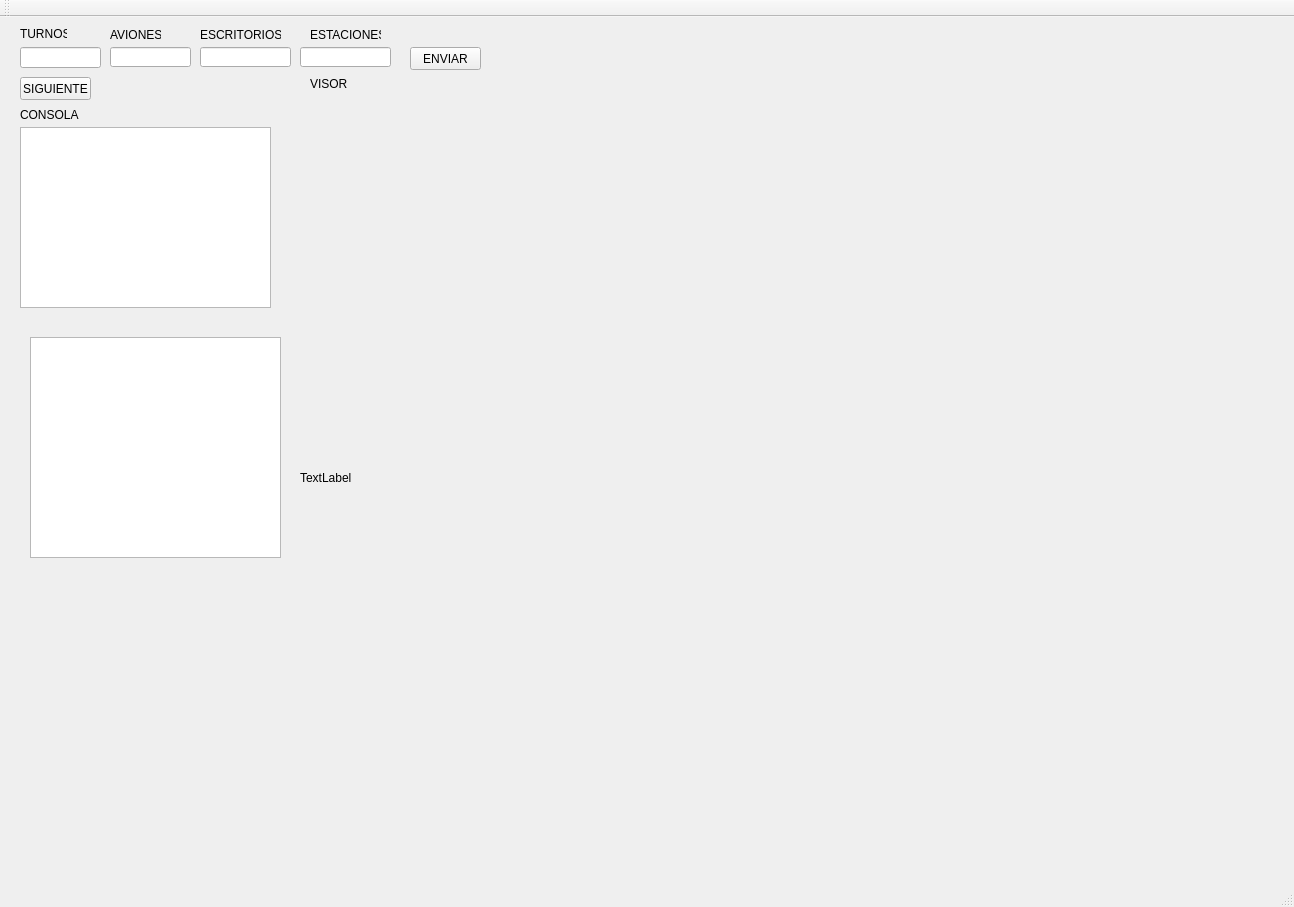
The window that practica/inicio/mainwindow.ui (jmateo95/EDD_201313852) describes before a commit, drawn with Qt 5.
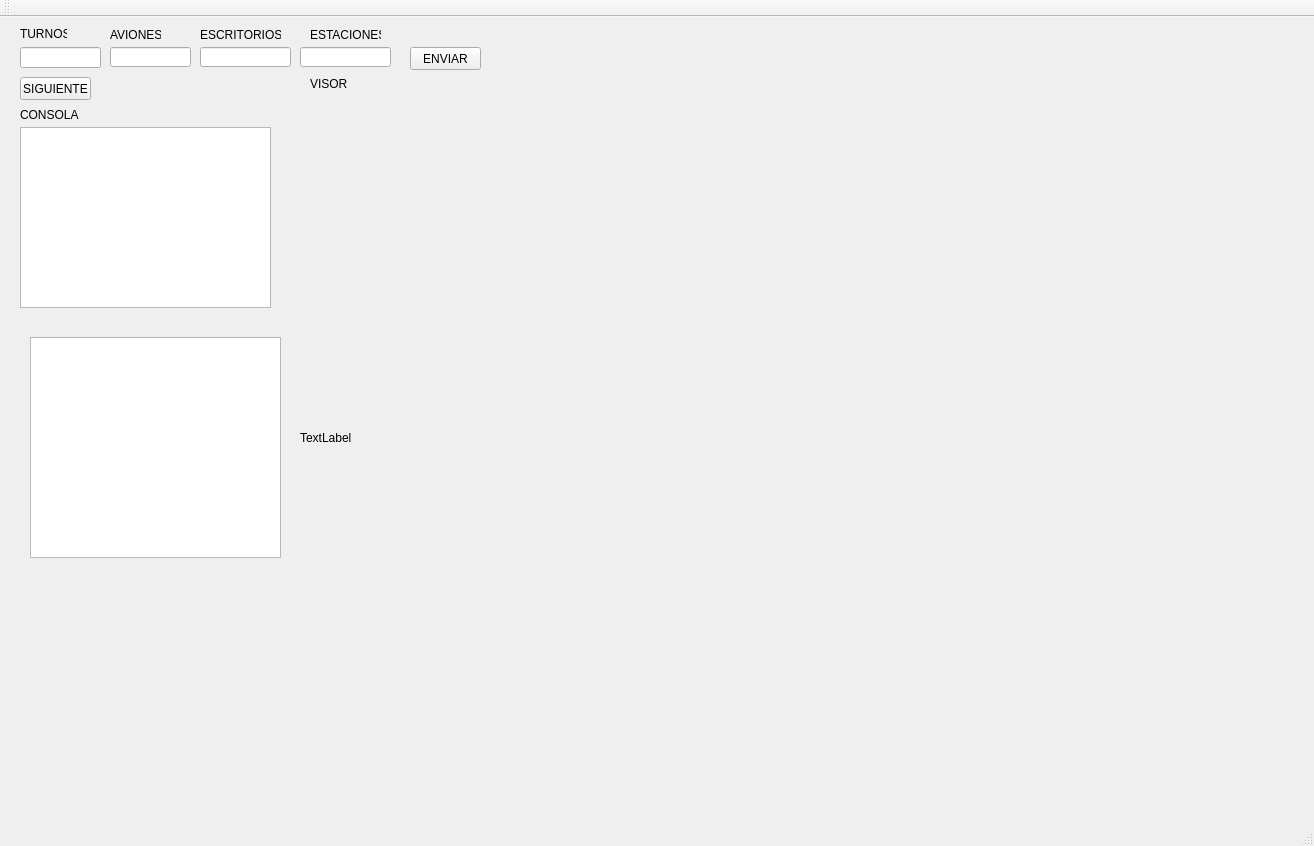
The same window after the commit.

The edit to the form file:
```diff
--- a/practica/inicio/mainwindow.ui
+++ b/practica/inicio/mainwindow.ui
@@ -6,8 +6,8 @@
    <rect>
     <x>0</x>
     <y>0</y>
-    <width>1294</width>
-    <height>907</height>
+    <width>1314</width>
+    <height>846</height>
    </rect>
   </property>
   <property name="windowTitle">
@@ -112,7 +112,7 @@
       <x>300</x>
       <y>80</y>
       <width>971</width>
-      <height>761</height>
+      <height>681</height>
      </rect>
     </property>
     <property name="text">
```
Left out of the diff: 2 changed lines with no effect on the pictures.
